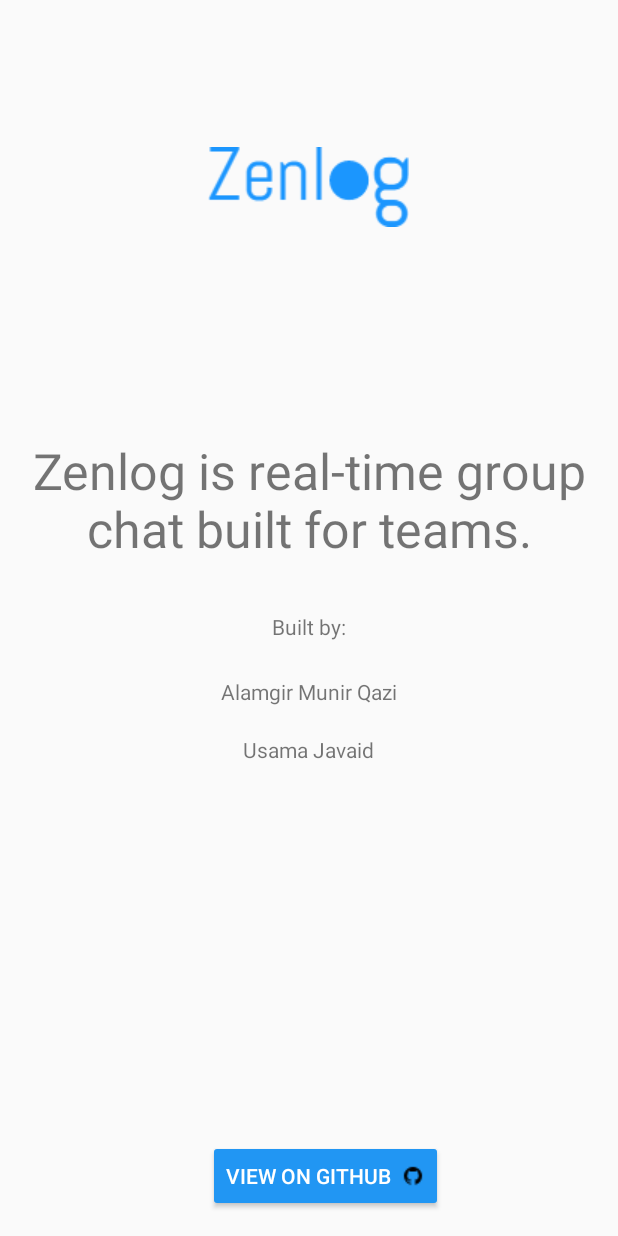
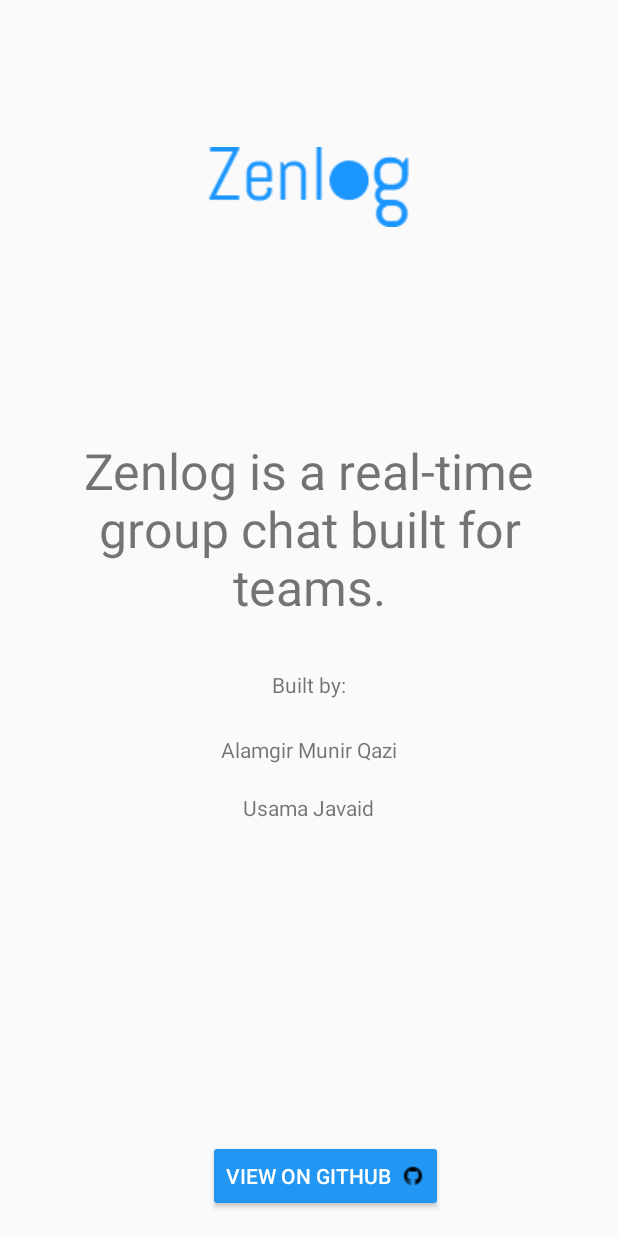
Before and after one commit to alamgirqazi/Zenlog, an Android app: the screen it shows after launch once a user with an empty profile is signed in (AnimationActivity), in the options menu, after a tap on "About", on a phone screen of 412 x 824 dp. Run offline under Robolectric (Android 15) with nearby library versions, the phone set to English and light mode, and no system bars; our stand-ins replace Firebase (no records; nobody signed in at launch, a user with empty details on screens opened directly).

Commit message:
added a readme file. fixed a type on animations/about activity

```diff
--- a/app/src/main/java/io/github/alamgirqazi/zenlog/ChatActivity.java
+++ b/app/src/main/java/io/github/alamgirqazi/zenlog/ChatActivity.java
@@ -36,7 +36,6 @@ public class ChatActivity extends AppCompatActivity {
     private FirebaseAuth mAuth;
     private DatabaseReference databaseReference;
     private String temp_key;
-
 
 
     @Override
--- a/app/src/main/res/layout/activity_animation.xml
+++ b/app/src/main/res/layout/activity_animation.xml
@@ -48,7 +48,7 @@
         android:layout_centerHorizontal="true" />
 
     <TextView
-        android:text="Zenlog is real-time group chat built for teams."
+        android:text="Zenlog is a real-time group chat built for teams."
         android:layout_width="wrap_content"
         android:layout_height="wrap_content"
         android:layout_marginTop="140dp"
```
Also changed, not shown: 1 other file.
